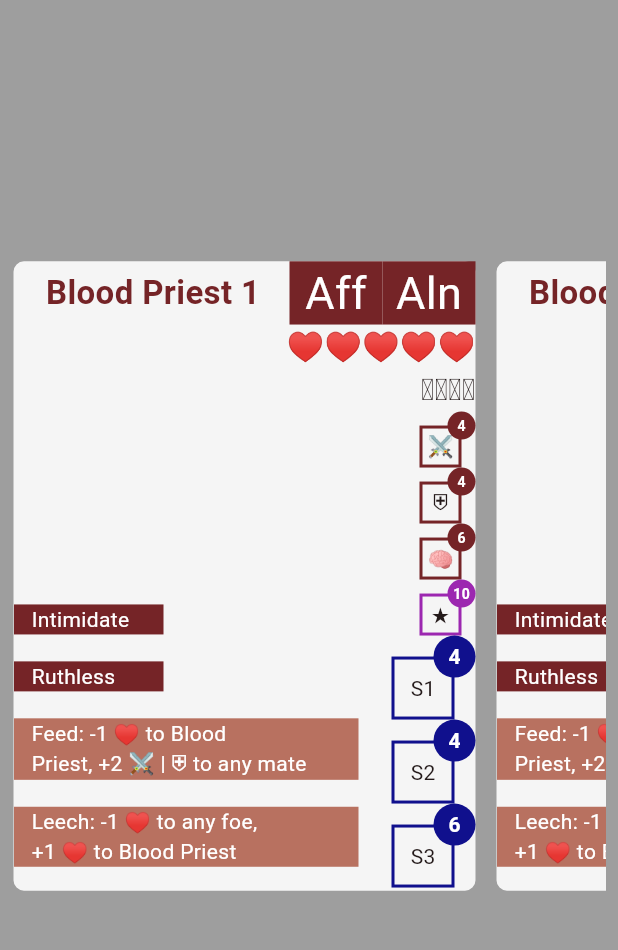
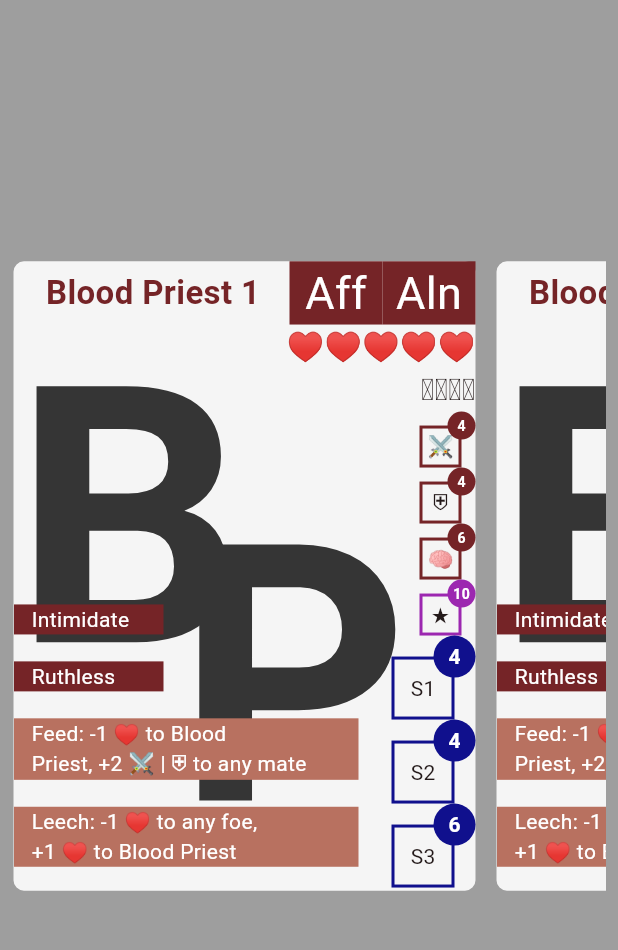
Before and after one commit to msanchez-ayala/for_the_realm, a Flutter app: the screen it shows after launch, on a phone screen of 412 x 824 dp, the part 84-1034 px from its top. Run offline on Flutter 3.47's test engine with Material 2 defaults, Android fonts, the phone set to English and light mode, and no system bars; missing offline and left inert: dart:ffi; Roboto replaces fonts that are missing (arial).

Commit message:
Add a mainArt placeholder

```diff
--- a/lib/playing_card.dart
+++ b/lib/playing_card.dart
@@ -65,6 +65,12 @@ class PlayingCard extends StatelessWidget {
     double titleWidth = cardWidth - 2 * affinityWidth;
     double titleHeight = cardHeight / 10;
 
+    TextStyle placeholderTextStyle = const TextStyle(
+        fontSize: 240,
+        fontWeight: FontWeight.bold,
+        fontFamily: 'arial',
+        color: Color.fromARGB(255, 53, 53, 53));
+
     return Container(
       width: cardWidth,
       height: cardHeight,
@@ -75,6 +81,11 @@ class PlayingCard extends StatelessWidget {
           borderRadius: const BorderRadius.all(Radius.circular(8.0))),
       child: Stack(
         children: [
+          Positioned(child: Text('B', style: placeholderTextStyle)),
+          Positioned(
+              left: cardWidth * .35,
+              top: cardHeight * .25,
+              child: Text('P', style: placeholderTextStyle)),
           Positioned(
               left: 0, // TODO: position dynamically instead of hacking
               top: 0,
```
